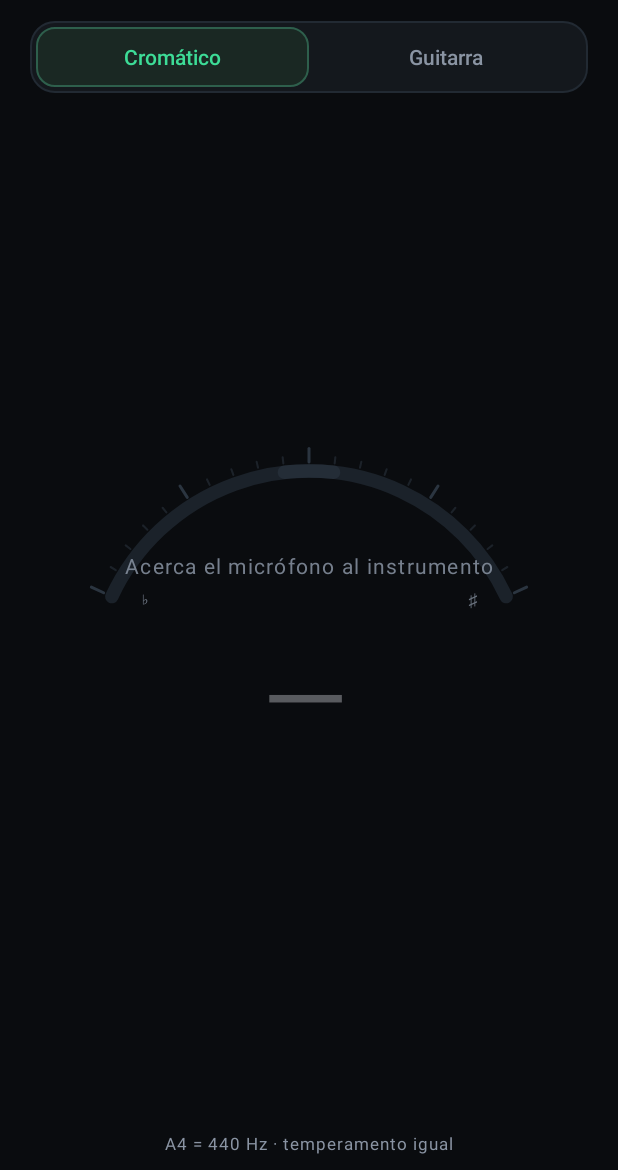
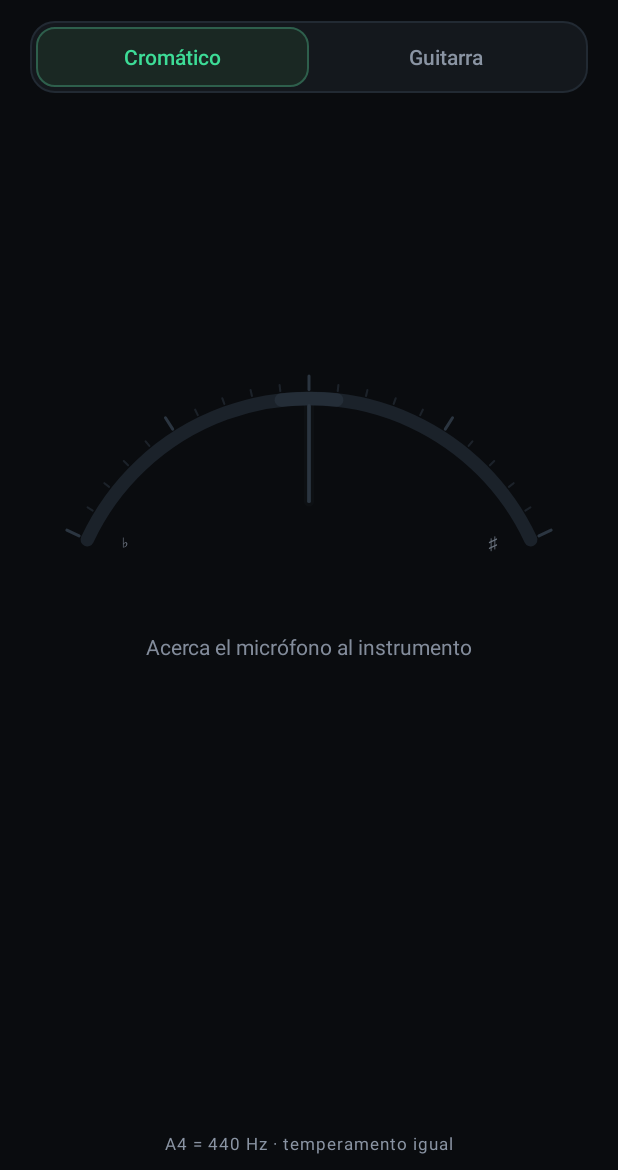
Before and after one commit to Figs0203/afinador, an Android app: the screen it shows after launch (MainActivity), on a phone screen of 412 x 824 dp, the part 66-1236 px from its top. Run offline under Robolectric (Android 15) with nearby library versions, the phone set to English and light mode, and no system bars.

Commit message:
Reequilibra el medidor y documenta la app con capturas reales
El gauge toma ahora una proporción fija respecto al ancho y el bloque
medidor + cuerdas queda centrado, la desviación se muestra debajo de la
nota para no chocar con la aguja y la aguja en reposo da estructura a la
pantalla. Incluye capturas del modo cromático y de guitarra.

```diff
--- a/app/src/main/java/io/github/figs0203/afinador/ui/TunerGaugeView.kt
+++ b/app/src/main/java/io/github/figs0203/afinador/ui/TunerGaugeView.kt
@@ -86,6 +86,20 @@ class TunerGaugeView @JvmOverloads constructor(
     private val glowPaint = Paint(Paint.ANTI_ALIAS_FLAG)
     private val arcRect = RectF()
 
+    /**
+     * The gauge keeps a fixed aspect ratio so the arc always uses most of the
+     * width; the height is capped by whatever space the layout offers.
+     */
+    override fun onMeasure(widthMeasureSpec: Int, heightMeasureSpec: Int) {
+        val measuredWidth = MeasureSpec.getSize(widthMeasureSpec)
+        val desiredHeight = (measuredWidth * 1.02f).toInt()
+        val height = when (MeasureSpec.getMode(heightMeasureSpec)) {
+            MeasureSpec.UNSPECIFIED -> desiredHeight
+            else -> min(desiredHeight, MeasureSpec.getSize(heightMeasureSpec))
+        }
+        setMeasuredDimension(measuredWidth, height)
+    }
+
     override fun onDraw(canvas: Canvas) {
         super.onDraw(canvas)
         val width = width.toFloat()
@@ -93,8 +107,10 @@ class TunerGaugeView @JvmOverloads constructor(
         if (width <= 0f || height <= 0f) return
 
         val centerX = width / 2f
-        val radius = min(width * 0.39f, height * 0.40f)
-        val centerY = height * 0.585f
+        // The drawing is a fixed composition centred on the view, so it looks the
+        // same whether the gauge is short or fills a tall screen.
+        val radius = min(width * 0.44f, height * 0.43f)
+        val centerY = height / 2f + radius * 0.17f
         val trackWidth = dp(9f)
 
         arcRect.set(centerX - radius, centerY - radius, centerX + radius, centerY + radius)
@@ -133,9 +149,7 @@ class TunerGaugeView @JvmOverloads constructor(
 
         drawTicks(canvas, centerX, centerY, radius, active)
         drawDeviationLabels(canvas, centerX, centerY, radius)
-        if (active) {
-            drawNeedle(canvas, centerX, centerY, radius, accuracyColor)
-        }
+        drawNeedle(canvas, centerX, centerY, radius, if (active) accuracyColor else colorTick)
 
         drawReadout(canvas, centerX, centerY, radius, accuracyColor)
     }
@@ -199,8 +213,8 @@ class TunerGaugeView @JvmOverloads constructor(
         val outer = radius * 0.97f
 
         // Soft halo behind the needle.
-        needlePaint.color = withAlpha(color, 0.25f)
-        needlePaint.strokeWidth = dp(10f)
+        needlePaint.color = withAlpha(color, if (state.active) 0.18f else 0.10f)
+        needlePaint.strokeWidth = dp(7f)
         canvas.drawLine(
             centerX + cosAngle * inner,
             centerY + sinAngle * inner,
@@ -222,7 +236,18 @@ class TunerGaugeView @JvmOverloads constructor(
 
     private fun drawReadout(canvas: Canvas, centerX: Float, centerY: Float, radius: Float, accuracyColor: Int) {
         val active = state.active
-        val noteCenterY = centerY + radius * 0.06f
+        val noteCenterY = centerY + radius * 0.02f
+
+        if (!active) {
+            if (hintText.isNotEmpty()) {
+                smallPaint.color = withAlpha(colorMuted, 0.95f)
+                smallPaint.letterSpacing = 0f
+                smallPaint.textSize = sp(14f)
+                fitWidth(hintText, smallPaint, width * 0.80f, sp(10f))
+                drawCentered(canvas, hintText, centerX, noteCenterY, smallPaint)
+            }
+            return
+        }
 
         notePaint.textSize = radius * 0.68f
         notePaint.color = if (active) colorPrimary else withAlpha(colorPrimary, 0.35f)
@@ -255,7 +280,7 @@ class TunerGaugeView @JvmOverloads constructor(
             smallPaint.textSize = sp(13f)
             smallPaint.color = accuracyColor
             smallPaint.letterSpacing = 0.12f
-            drawCentered(canvas, formatCents(state.cents), centerX, centerY - radius * 0.56f, smallPaint)
+            drawCentered(canvas, formatCents(state.cents), centerX, centerY + radius * 0.47f, smallPaint)
             smallPaint.letterSpacing = 0f
 
             smallPaint.textSize = sp(13f)
@@ -265,13 +290,17 @@ class TunerGaugeView @JvmOverloads constructor(
             } else {
                 "${formatFrequency(state.frequency)} Hz"
             }
-            drawCentered(canvas, frequencyText, centerX, centerY + radius * 0.62f, smallPaint)
-        } else {
-            smallPaint.textSize = sp(14f)
-            smallPaint.color = withAlpha(colorMuted, 0.85f)
-            smallPaint.letterSpacing = 0.06f
-            drawCentered(canvas, hintText, centerX, centerY - radius * 0.56f, smallPaint)
-            smallPaint.letterSpacing = 0f
+            drawCentered(canvas, frequencyText, centerX, centerY + radius * 0.68f, smallPaint)
+        }
+    }
+
+    /** Shrinks the text until it fits in [maxWidth], never below [minSize]. */
+    private fun fitWidth(text: String, paint: Paint, maxWidth: Float, minSize: Float) {
+        var size = paint.textSize
+        val measured = paint.measureText(text)
+        if (measured > maxWidth && measured > 0f) {
+            size = (size * maxWidth / measured).coerceAtLeast(minSize)
+            paint.textSize = size
         }
     }
 
--- a/app/src/main/res/layout/activity_main.xml
+++ b/app/src/main/res/layout/activity_main.xml
@@ -92,19 +92,26 @@
             android:orientation="horizontal" />
     </HorizontalScrollView>
 
+    <LinearLayout
+        android:layout_width="match_parent"
+        android:layout_height="0dp"
+        android:layout_weight="1"
+        android:gravity="center_vertical"
+        android:orientation="vertical">
+
         <io.github.figs0203.afinador.ui.TunerGaugeView
             android:id="@+id/gauge"
             android:layout_width="match_parent"
-        android:layout_height="0dp"
-        android:layout_weight="1" />
+            android:layout_height="wrap_content" />
 
         <LinearLayout
             android:id="@+id/stringRow"
             android:layout_width="match_parent"
             android:layout_height="wrap_content"
-        android:layout_marginTop="4dp"
+            android:layout_marginTop="12dp"
             android:orientation="horizontal"
             android:visibility="gone" />
+    </LinearLayout>
 
     <TextView
         android:layout_width="match_parent"
```
Also changed, not shown: 5 other files. Lines whose indentation alone changed are shown as unchanged.
